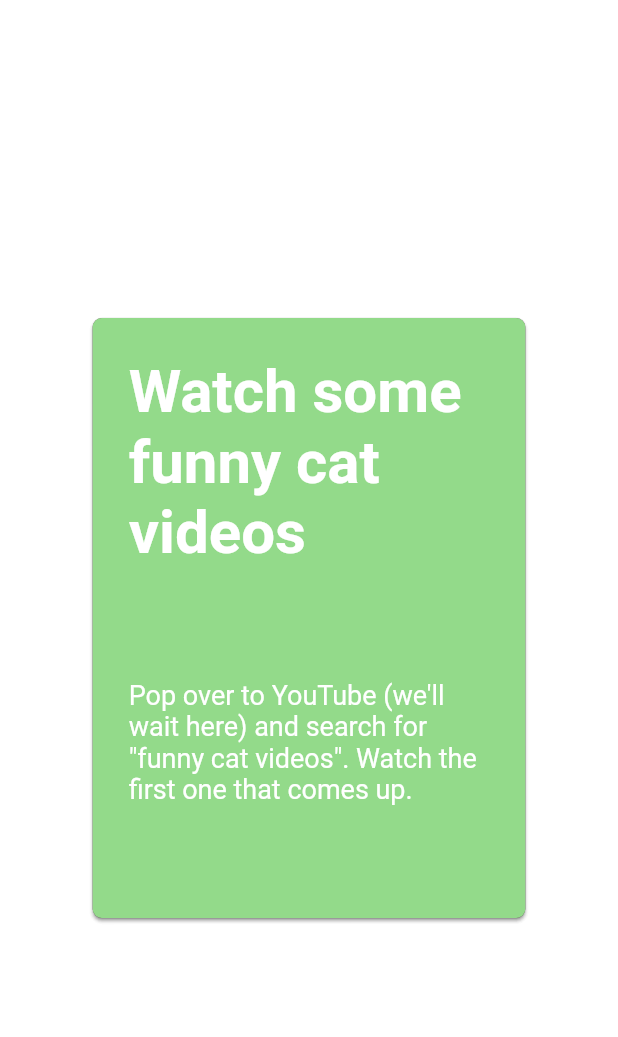
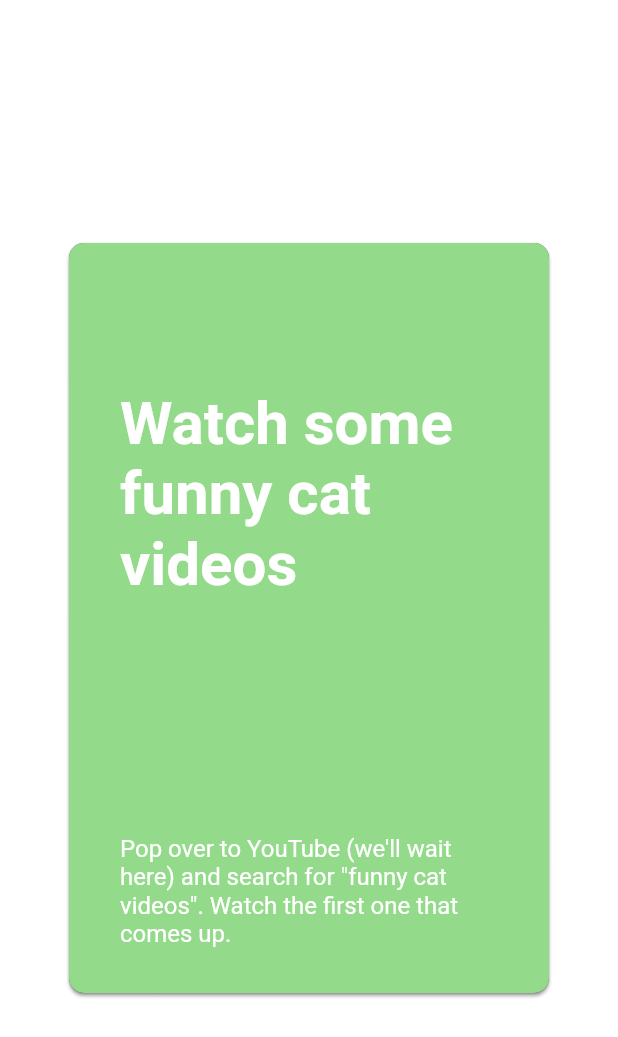
Before and after one commit to mirkancal/friendly-cards, a Flutter app: the screen it shows after launch, on a phone screen of 412 x 824 dp. Shown: the top 1037 px of the screen. Run offline on Flutter 3.47's test engine with Material 2 defaults, Android fonts, the phone set to English and light mode, and no system bars; our stand-ins replace bloc, device_preview, dio, flutter_bloc, nil, responsive_builder; missing offline and left inert: loading_animations; generated files the repository leaves out were written again.

Commit message:
size fixes

```diff
--- a/lib/counter/widget/friendly_card_widget.dart
+++ b/lib/counter/widget/friendly_card_widget.dart
@@ -1,6 +1,8 @@
 import 'package:auto_size_text/auto_size_text.dart';
 import 'package:flutter/material.dart';
 import 'package:friendly_cards/models/friendly_card.dart';
+import 'package:nil/nil.dart';
+import 'package:responsive_builder/responsive_builder.dart';
 import '../../extensions/context_extension.dart';
 
 class FriendlyCardWidget extends StatelessWidget {
@@ -13,61 +15,89 @@ class FriendlyCardWidget extends StatelessWidget {
 
   @override
   Widget build(BuildContext context) {
-    final dynamicHeight = context.currentSize.height > 700
-        ? context.currentSize.height > 800
-            ? context.currentSize.height > 850
-                ? 450
-                : 400
-            : 400
-        : context.dynamicHeight(0.55);
-    return Container(
-      child: Card(
+    return CardShape(
       color: color,
-        shape: RoundedRectangleBorder(borderRadius: BorderRadius.circular(6)),
+      child: CardContent(
+        careCard: careCard,
+      ),
+    );
+  }
+}
+
+class CardShape extends StatelessWidget {
+  const CardShape({
+    Key? key,
+    required this.color,
+    this.child,
+  }) : super(key: key);
+
+  final Color color;
+  final Widget? child;
+
+  @override
+  Widget build(BuildContext context) {
+    return LayoutBuilder(
+      builder: (context, constraints) {
+        return Card(
+          color: color,
+          shape:
+              RoundedRectangleBorder(borderRadius: BorderRadius.circular(10)),
           child: Container(
-          height: dynamicHeight.toDouble(),
-          width: context.currentSize.width * .7,
+            height: context.height * 0.7 >= 500 ? 500 : context.height * 0.7,
+            width: getValueForScreenType<double>(
+              context: context,
+              mobile: constraints.maxWidth <= 320 ? 285 : 320,
+              tablet: 375,
+              desktop: 375,
+            ),
             padding: const EdgeInsets.symmetric(horizontal: 24.0),
+            child: child ?? nil,
+          ),
+        );
+      },
+    );
+  }
+}
+
+class CardContent extends StatelessWidget {
+  const CardContent({
+    Key? key,
+    required this.careCard,
+  }) : super(key: key);
+
+  final FriendlyCard careCard;
+
+  @override
+  Widget build(BuildContext context) {
+    return Padding(
+      padding: const EdgeInsets.symmetric(
+        vertical: 30.0,
+        horizontal: 10.0,
+      ),
       child: Column(
-            mainAxisAlignment: MainAxisAlignment.spaceAround,
+        mainAxisAlignment: MainAxisAlignment.spaceBetween,
         crossAxisAlignment: CrossAxisAlignment.start,
         mainAxisSize: MainAxisSize.max,
         children: [
-              const Spacer(
-                flex: 2,
-              ),
-              Container(
-                height: dynamicHeight.toDouble() * .5,
-                child: AutoSizeText(
-                  (careCard.title as String).toString().trim(),
-                  style: const TextStyle(
-                      fontSize: 40,
+          const SizedBox(height: 30),
+          Text(
+            careCard.title!,
+            style: TextStyle(
+                fontSize: context.width <= 320 ? 30 : 40,
                 color: Colors.white,
                 fontWeight: FontWeight.bold),
-                  softWrap: true,
-                  wrapWords: true,
-                  maxFontSize: 50,
             textAlign: TextAlign.left,
           ),
-              ),
-              const SizedBox(
-                height: 15,
-              ),
+          SizedBox(height: context.height * 0.1),
           Container(
-                height: dynamicHeight.toDouble() / 3,
-                child: AutoSizeText(
+            child: Text(
               (careCard.body as String).toString().trim(),
-                  style: const TextStyle(fontSize: 18, color: Colors.white),
+              style: const TextStyle(fontSize: 16, color: Colors.white),
               textAlign: TextAlign.left,
               softWrap: true,
             ),
           ),
-              const Spacer(
-                flex: 2,
-              ),
         ],
-          ),
-        ),
       ),
     );
   }
--- a/lib/counter/widget/slidable_animated_cards_list.dart
+++ b/lib/counter/widget/slidable_animated_cards_list.dart
@@ -153,25 +153,8 @@ class _SlidableAnimatedCardsListState extends State<SlidableAnimatedCardsList>
                       alignment: Alignment.center,
                       child: Transform.rotate(
                         angle: rotationAnimation.value,
-                        child: Container(
-                          margin: const EdgeInsets.symmetric(horizontal: 24.0),
-                          child: Card(
-                            color: const Color(0xFF705F67),
-                            shape: RoundedRectangleBorder(
-                                borderRadius: BorderRadius.circular(6)),
-                            child: Container(
-                              height: context.currentSize.height > 700
-                                  ? context.currentSize.height > 800
-                                      ? context.currentSize.height > 850
-                                          ? 450
-                                          : 400
-                                      : 400
-                                  : context.dynamicHeight(0.55),
-                              width: context.currentSize.width * .7,
-                              padding:
-                                  const EdgeInsets.symmetric(horizontal: 24.0),
-                            ),
-                          ),
+                        child: const CardShape(
+                          color: Color(0xFF705F67),
                         ),
                       ),
                     ),
--- a/lib/extensions/context_extension.dart
+++ b/lib/extensions/context_extension.dart
@@ -6,6 +6,10 @@ extension SizeExtension on BuildContext {
   double dynamicHeight(double val) => MediaQuery.of(this).size.height * val;
 
   Size get currentSize => MediaQuery.of(this).size;
+
+  double get width => MediaQuery.of(this).size.width;
+
+  double get height => MediaQuery.of(this).size.height;
 }
 
 extension NumberExtension on BuildContext {
--- a/pubspec.yaml
+++ b/pubspec.yaml
@@ -11,6 +11,7 @@ dependencies:
     sdk: flutter
   flutter_localizations:
     sdk: flutter
+  auto_size_text: ^3.0.0-nullsafety.0
   bloc: ^7.0.0
   device_preview: ^0.7.1
   dio: ^4.0.0
@@ -18,11 +19,8 @@ dependencies:
   flutter_launcher_icons: ^0.9.0
   intl: ^0.17.0
   loading_animations: ^2.2.0
+  nil: ^1.1.1
   responsive_builder: ^0.4.1
-
-  device_preview: ^0.7.1
-  flutter_launcher_icons: ^0.9.0
-  auto_size_text: ^3.0.0-nullsafety.0
 dev_dependencies:
   flutter_test:
     sdk: flutter
```
Also changed, not shown: pubspec.lock, 2 other files. Lines whose indentation alone changed are shown as unchanged.
